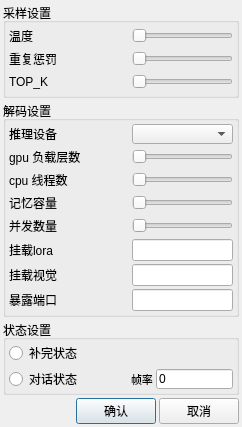
The window that src/widget/settings_dialog.ui (ylsdamxssjxxdd/eva) describes before a commit, drawn with Qt 5.
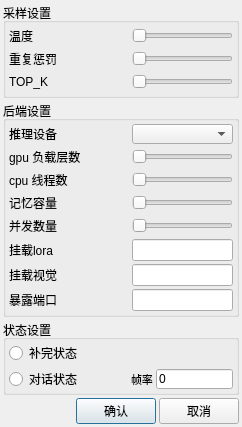
The same window after the commit.

Commit message: 改名后端设置

Patch:
```diff
--- a/src/widget/settings_dialog.ui
+++ b/src/widget/settings_dialog.ui
@@ -201,7 +201,7 @@
       </font>
      </property>
      <property name="title">
-      <string>解码设置</string>
+      <string>后端设置</string>
      </property>
      <layout class="QVBoxLayout" name="verticalLayout_3">
       <property name="spacing">
```
Left out of the diff: 2 changed lines with no effect on the pictures. The commit also changes 2 other files.
